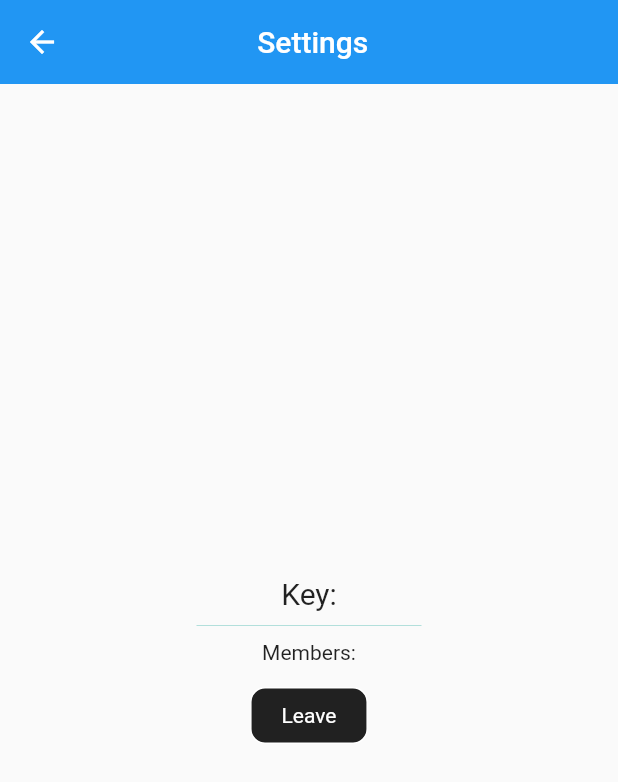
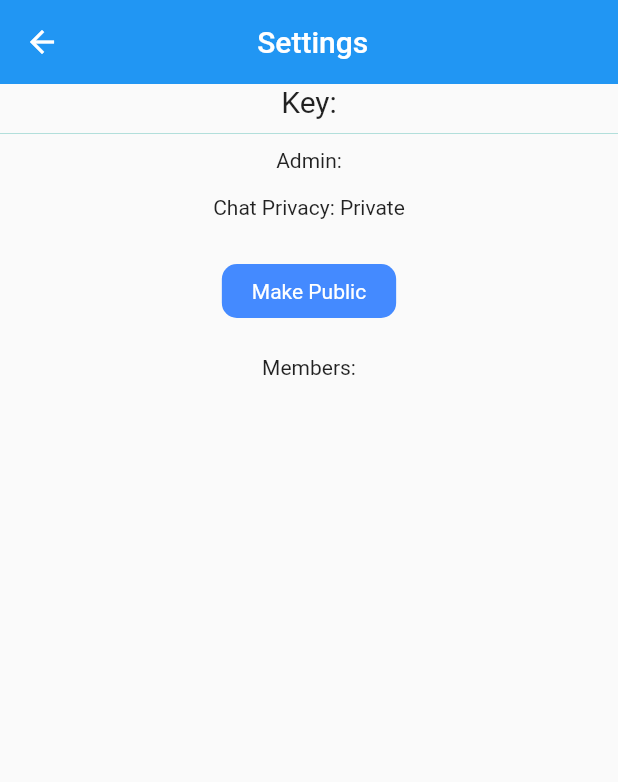
Before and after one commit to itskpalusa/chat-dart, a Flutter app: the ChatSettings screen opened directly with empty values, on a phone screen of 412 x 824 dp. Shown: the top 782 px of the screen. Run offline on Flutter 3.47's test engine with Material 2 defaults, Android fonts, the phone set to English and light mode, and no system bars; our stand-ins replace cloud_firestore, firebase_analytics, firebase_auth, firebase_core, firebase_messaging, flutter_spinkit and 1 more; missing offline and left inert: apple_sign_in, wiredash; accounts and stored records are empty.

Commit message:
Private Chats
Settings includes toggle to make private
Can now add yourself via key to private group
private groups are unsearchable.

```diff
--- a/lib/screens/chat_screen.dart
+++ b/lib/screens/chat_screen.dart
@@ -7,7 +7,6 @@ import 'package:chat/components/message_tile.dart';
 import 'dart:io';
 import 'package:firebase_messaging/firebase_messaging.dart';
 import 'package:firebase_analytics/firebase_analytics.dart';
-
 
 Future<void> saveTokenToDatabase(String token) async {
   // Assume user is logged in for this example
@@ -31,6 +30,8 @@ class ChatScreen extends StatefulWidget {
 
 class _ChatScreenState extends State<ChatScreen> {
   List<String> members;
+  bool isPrivate;
+  String admin;
   static FirebaseAnalytics analytics = FirebaseAnalytics();
   Stream<QuerySnapshot> _chats;
   TextEditingController messageEditingController = new TextEditingController();
@@ -40,7 +41,6 @@ class _ChatScreenState extends State<ChatScreen> {
   final FirebaseMessaging _firebaseMessaging = FirebaseMessaging();
 
   Future<void> getTokenAndSaveAsync() async {
-
     String token = await FirebaseMessaging().getToken();
     await saveTokenToDatabase(token);
     fcmSubscribe();
@@ -63,7 +63,8 @@ class _ChatScreenState extends State<ChatScreen> {
         }
         var userDocument = snapshot.data;
         members = List.from(userDocument['members']);
-
+        isPrivate = userDocument['private'];
+        admin = userDocument['admin'];
         return Scaffold(
           body: SafeArea(
             child: Column(
@@ -145,7 +146,7 @@ class _ChatScreenState extends State<ChatScreen> {
         "sender": widget.userName,
         'senderId': _user.uid,
         'time': DateTime.now().millisecondsSinceEpoch,
-        'timestamp':  FieldValue.serverTimestamp(),
+        'timestamp': FieldValue.serverTimestamp(),
         'groupId': widget.groupId,
         'groupName': widget.groupName
       };
@@ -190,7 +191,10 @@ class _ChatScreenState extends State<ChatScreen> {
               Navigator.of(context).push(
                 MaterialPageRoute(
                   builder: (context) => ChatSettings(
-                      groupId: widget.groupId, groupName: widget.groupName),
+                      groupId: widget.groupId,
+                      groupName: widget.groupName,
+                      private: isPrivate,
+                      admin: admin),
                 ),
               );
             },
--- a/lib/screens/chat_settings.dart
+++ b/lib/screens/chat_settings.dart
@@ -5,12 +5,15 @@ import 'package:cloud_firestore/cloud_firestore.dart';
 import 'package:firebase_auth/firebase_auth.dart';
 
 import 'package:flutter/material.dart';
+import 'package:flutter/services.dart';
 
 class ChatSettings extends StatefulWidget {
   final String groupId;
   final String groupName;
+  final bool private;
+  final String admin;
 
-  ChatSettings({this.groupId, this.groupName});
+  ChatSettings({this.groupId, this.groupName, this.private, this.admin});
 
   @override
   _ChatSettingsState createState() => _ChatSettingsState();
@@ -20,7 +23,7 @@ class _ChatSettingsState extends State<ChatSettings> {
   User _user;
   String _userName = '';
   bool _isJoined = true;
-  final GlobalKey<ScaffoldState> _scaffoldKey = new GlobalKey<ScaffoldState>();
+  bool _isPrivate = false;
 
   // initState
   @override
@@ -39,66 +42,73 @@ class _ChatSettingsState extends State<ChatSettings> {
     });
   }
 
-  Widget group(BuildContext context) {
-    return new StreamBuilder(
+  showIfAdmin() {
+    return StreamBuilder(
         stream: FirebaseFirestore.instance
             .collection('groups')
             .doc(widget.groupId)
             .snapshots(),
         builder: (context, snapshot) {
           if (!snapshot.hasData) {
-          return new Text("Loading");
+            new Text("Loading");
           }
           var userDocument = snapshot.data;
-        List<String> members = List.from(userDocument['members']);
 
-        final groupId = userDocument["groupId"];
-        return Scaffold(
-          body: SafeArea(
+          if (_userName == widget.admin) {
+            return Container(
+              alignment: Alignment.center,
               child: Column(
-              mainAxisAlignment: MainAxisAlignment.center,
-              crossAxisAlignment: CrossAxisAlignment.center,
-              children: <Widget>[
-                Container(
-                  child: Text(
-                    'Key: $groupId',
-                    style: TextStyle(fontSize: 20),
-                    textAlign: TextAlign.center,
-                  ),
-                ),
-                SizedBox(
-                  height: 20,
-                  width: 150,
-                  child: Divider(
-                    color: Colors.teal.shade100,
-                  ),
-                ),
-                Container(
-                    child: Column(
-                  mainAxisAlignment: MainAxisAlignment.center,
-                  children: <Widget>[
-                    Text(
-                      'Members:',
-                      textAlign: TextAlign.center,
-                    ),
-                    ListView.builder(
-                      shrinkWrap: true,
-                      itemCount: members.length,
-                      itemBuilder: (context, index) {
-                        return Text(
-                          members[index]
-                              .substring(members[index].indexOf("_") + 1),
-                          textAlign: TextAlign.center,
-                        );
-                      },
-                    )
-                  ],
-                )),
+                children: [
                   SizedBox(height: 15.0),
                   InkWell(
                     onTap: () async {
+                      await DBService(uid: _user.uid).toggleGroupPrivacy(
+                          userDocument['groupId'], _isPrivate);
+                      if (_isPrivate) {
+                        setState(() {
+                          _isPrivate = !_isPrivate;
+                        });
+                      } else {
+                        setState(() {
+                          _isPrivate = !_isPrivate;
+                        });
+                      }
+                    },
+                    child: _isPrivate
+                        ? Container(
+                            decoration: BoxDecoration(
+                                borderRadius: BorderRadius.circular(10.0),
+                                color: Colors.black87,
+                                border: Border.all(
+                                    color: Colors.white, width: 1.0)),
+                            padding: EdgeInsets.symmetric(
+                                horizontal: 20.0, vertical: 10.0),
+                            child: Text('Make Private',
+                                style: TextStyle(color: Colors.white)),
+                          )
+                        : Container(
+                            decoration: BoxDecoration(
+                              borderRadius: BorderRadius.circular(10.0),
+                              color: Colors.blueAccent,
+                            ),
+                            padding: EdgeInsets.symmetric(
+                                horizontal: 20.0, vertical: 10.0),
+                            child: Text('Make Public',
+                                style: TextStyle(color: Colors.white)),
+                          ),
+                  ),
+                  SizedBox(height: 25),
+                ],
+              ),
+            );
+          } else {
+            return Container(
+              child: Column(
+                children: [
+                  InkWell(
+                    onTap: () async {
                       await DBService(uid: _user.uid).togglingGroupJoin(
-                        groupId, widget.groupName, _userName);
+                          widget.groupId, widget.groupName, _userName);
                       if (_isJoined) {
                         setState(() {
                           _isJoined = !_isJoined;
@@ -113,9 +123,9 @@ class _ChatSettingsState extends State<ChatSettings> {
                         ? Container(
                             decoration: BoxDecoration(
                                 borderRadius: BorderRadius.circular(10.0),
-                              color: Colors.black87,
-                              border:
-                                  Border.all(color: Colors.white, width: 1.0)),
+                                color: Colors.red,
+                                border: Border.all(
+                                    color: Colors.white, width: 1.0)),
                             padding: EdgeInsets.symmetric(
                                 horizontal: 20.0, vertical: 10.0),
                             child: Text('Leave',
@@ -132,6 +142,89 @@ class _ChatSettingsState extends State<ChatSettings> {
                                 style: TextStyle(color: Colors.white)),
                           ),
                   ),
+                ],
+              ),
+            );
+          }
+        });
+  }
+
+  Widget group(BuildContext context) {
+    return new StreamBuilder(
+      stream: FirebaseFirestore.instance
+          .collection('groups')
+          .doc(widget.groupId)
+          .snapshots(),
+      builder: (context, snapshot) {
+        if (!snapshot.hasData) {
+          return new Text("Loading");
+        }
+        var userDocument = snapshot.data;
+        List<String> members = List.from(userDocument['members']);
+
+        final groupId = userDocument["groupId"];
+        return Scaffold(
+          resizeToAvoidBottomPadding: false,
+          body: SafeArea(
+            child: ListView(
+              children: <Widget>[
+                GestureDetector(
+                  child: Container(
+                    child: Text(
+                      'Key: $groupId',
+                      style: TextStyle(fontSize: 20),
+                      textAlign: TextAlign.center,
+                    ),
+                  ),
+                  onTap: () {
+                    Clipboard.setData(new ClipboardData(text: "$groupId"));
+                    print('$groupId');
+                  },
+                ),
+                SizedBox(
+                  height: 20,
+                  width: 150,
+                  child: Divider(
+                    color: Colors.teal.shade100,
+                  ),
+                ),
+                Container(
+                  child: Column(
+                    mainAxisAlignment: MainAxisAlignment.center,
+                    children: <Widget>[
+                      Text(
+                        'Admin: ${userDocument['admin']}',
+                        textAlign: TextAlign.center,
+                      ),
+                      SizedBox(height: 15),
+                      Text(
+                        'Chat Privacy: ${_isPrivate ? "Public" : "Private"}',
+                        textAlign: TextAlign.center,
+                      ),
+                      SizedBox(height: 15.0),
+                    ],
+                  ),
+                ),
+                showIfAdmin(),
+                Text(
+                  'Members:',
+                  textAlign: TextAlign.center,
+                ),
+                ListView.builder(
+                  shrinkWrap: true,
+                  itemCount: members.length,
+                  itemBuilder: (context, index) {
+                    return Row(
+                        mainAxisAlignment: MainAxisAlignment.center,
+                        children: [
+                          Text(
+                            members[index]
+                                .substring(members[index].indexOf("_") + 1),
+                            textAlign: TextAlign.center,
+                          ),
+                        ]);
+                  },
+                )
               ],
             ),
           ),
--- a/lib/services/db_service.dart
+++ b/lib/services/db_service.dart
@@ -55,7 +55,7 @@ class DBService {
       'groupIcon': '',
       'admin': userName,
       'members': [],
-      //'messages': ,
+      'private': false,
       'groupId': '',
       'recentMessage': '',
       'recentMessageSender': ''
@@ -162,15 +162,32 @@ class DBService {
     return FirebaseFirestore.instance
         .collection("groups")
         .where('groupName', isEqualTo: groupName)
+        .where('private', isEqualTo: false)
         .get();
   }
 
-  // Search Groups by Name
+  // Search User's Groups by Name
   searchByNamePrivate(String groupName) {
     return FirebaseFirestore.instance
         .collection("groups")
-        .where('groupName', isEqualTo: groupName).where('users', arrayContains: uid)
+        .where('groupName', isEqualTo: groupName)
+        .where('users', arrayContains: uid)
         .get();
   }
 
+  // Search Groups by Token/Key if Private & Add w/ Token
+  searchForPrivateGroup(String groupId) async {
+    return FirebaseFirestore.instance
+        .collection("groups")
+        .where('groupId', isEqualTo: groupId)
+        .where('private', isEqualTo: true)
+        .get();
+  }
+
+// Toggle Group Privacy
+  Future toggleGroupPrivacy(String groupId, bool privateStatus) async {
+    DocumentReference groupDocRef = groupCollection.doc(groupId);
+
+    await groupDocRef.update({'private': privateStatus});
+  }
 }
```
Also changed, not shown: lib/screens/home_screen.dart (+10 -0 lines), lib/screens/search_private_screen.dart (added, +217 -0 lines). Lines whose indentation alone changed are shown as unchanged.
